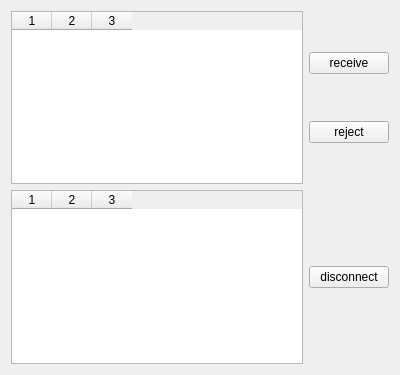
First picture: the form in receive_tab.ui, repository pupilplay/file-transfer, before the edit.
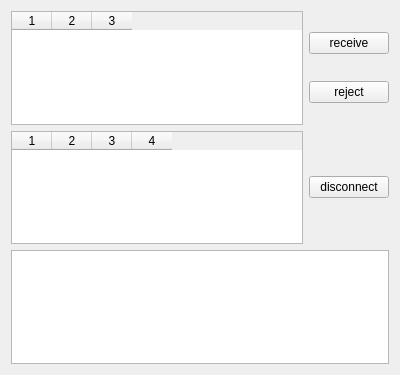
Second picture: the form after the edit.

Commit message: some bugs fixed, add progress bars and information list in receive_tab to show the result.

What changed in the file:
```diff
--- a/receive_tab.ui
+++ b/receive_tab.ui
@@ -84,7 +84,7 @@
         <enum>QAbstractItemView::SelectRows</enum>
        </property>
        <property name="columnCount">
-        <number>3</number>
+        <number>4</number>
        </property>
        <attribute name="horizontalHeaderCascadingSectionResizes">
         <bool>false</bool>
@@ -104,6 +104,7 @@
        <column/>
        <column/>
        <column/>
+       <column/>
       </widget>
      </item>
      <item>
@@ -115,6 +116,9 @@
      </item>
     </layout>
    </item>
+   <item>
+    <widget class="QListWidget" name="info_list"/>
+   </item>
   </layout>
  </widget>
  <resources/>
```
The commit also changes 17 other files.
